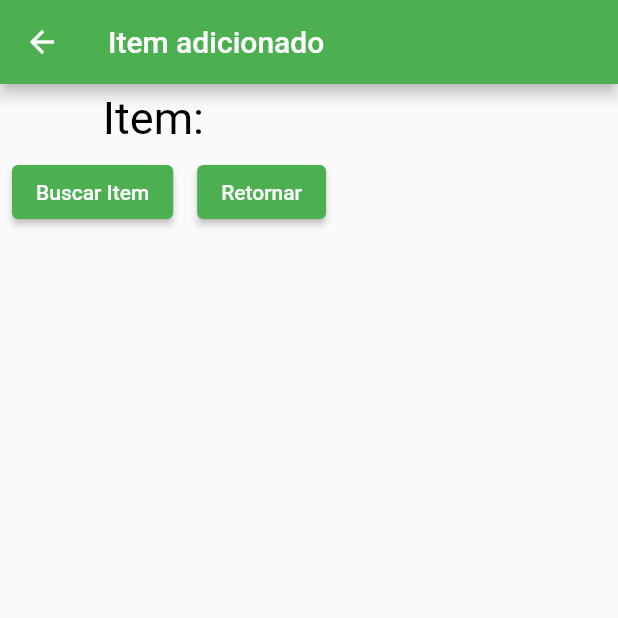
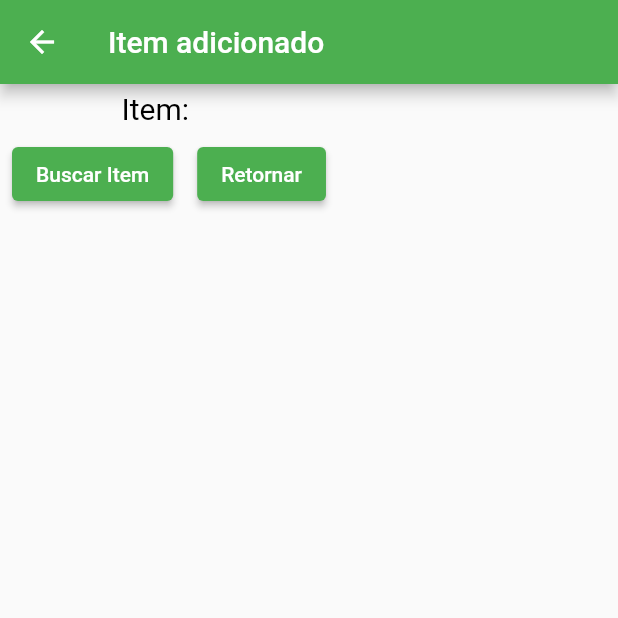
Before and after one commit to Jeniffersabrina/teste, a Flutter app: the SegundaTela screen opened directly, on a phone screen of 412 x 824 dp, the top half of it. Run offline on Flutter 3.47's test engine with Material 2 defaults, Android fonts, the phone set to English and light mode, and no system bars; our stand-ins replace cloud_firestore, firebase_core; accounts and stored records are empty.

Commit message:
mudar tamanho da letra

```diff
--- a/lib/segunda_tela.dart
+++ b/lib/segunda_tela.dart
@@ -54,7 +54,7 @@ class _SegundaTelaState extends State<SegundaTela>{
             child: Text('Item: ${dados_tb.toString()}',
 
             // AQUI EU ESTILIZO A COR DO TEXTO E O TAMANHO DELE
-            style: const TextStyle(fontSize: 30, color: Colors.black)
+            style: const TextStyle(fontSize: 20, color: Colors.black)
             ),
           ),
 // ----------------------------------- FIM DO TEXTO QUE APRESENTA MEU ITEM -----------------------
```
